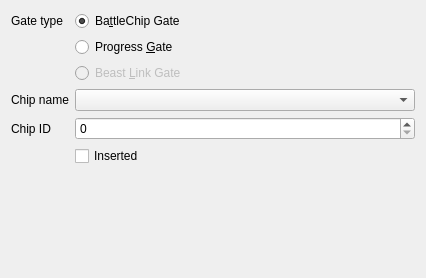
First picture: the form in Libretro/mgba/src/platform/qt/BattleChipView.ui, repository kiddreads/Avalon-copy2, before the edit.
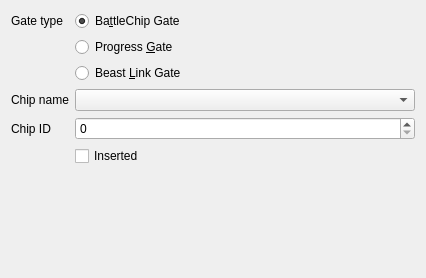
Second picture: the form after the edit.

Diff of the .ui file:
```diff
--- a/Libretro/mgba/src/platform/qt/BattleChipView.ui
+++ b/Libretro/mgba/src/platform/qt/BattleChipView.ui
@@ -77,9 +77,6 @@
    </item>
    <item row="2" column="1">
     <widget class="QRadioButton" name="gateBeastLink">
-     <property name="enabled">
-      <bool>false</bool>
-     </property>
      <property name="text">
       <string>Beast &amp;Link Gate</string>
      </property>
```
